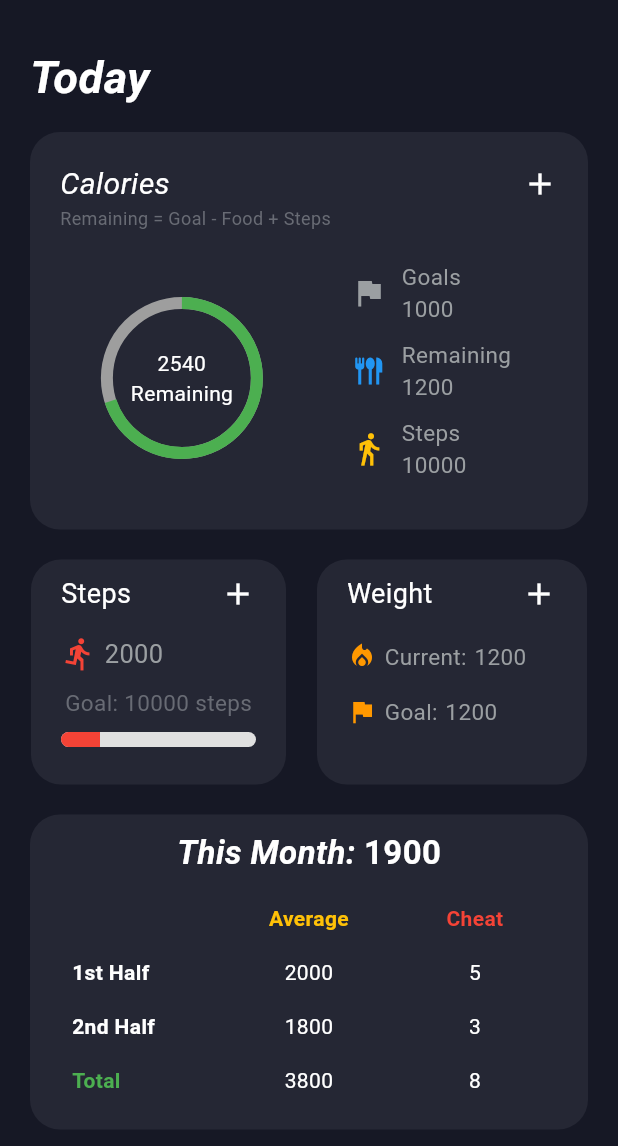
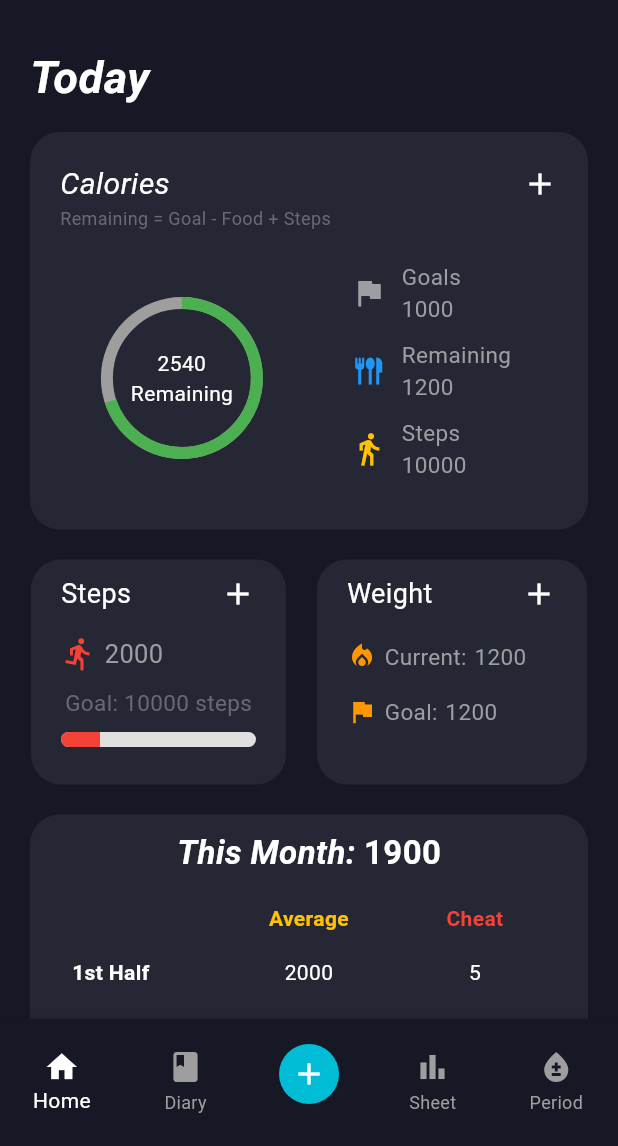
Before and after one commit to armanurrashid/MyFitness_App, a Flutter app: the screen it shows after launch, on a phone screen of 412 x 824 dp, the part 90-1236 px from its top. Run offline on Flutter 3.47's test engine with Material 3 defaults, Android fonts, the phone set to English and light mode, and no system bars; our stand-ins replace fl_chart.

Commit message:
Bottom Tab Nav

```diff
--- a/lib/views/dashboard.dart
+++ b/lib/views/dashboard.dart
@@ -106,6 +106,34 @@ class _DashboardScreenState extends State<DashboardScreen> {
           ),
         ],
       )),
+      bottomNavigationBar: BottomNavigationBar(
+        type: BottomNavigationBarType.fixed,
+        backgroundColor: app_colors.blackBackground,
+        selectedItemColor: Colors.white, // Icon color when selected
+        unselectedItemColor: Colors.grey, // Icon color when not selected
+        selectedLabelStyle: TextStyle(color: Colors.white), // Label color when selected
+        unselectedLabelStyle: TextStyle(color: Colors.white),
+          currentIndex: 0,
+          items: [
+            BottomNavigationBarItem(icon: Icon(Icons.home), label: "Home",),
+            BottomNavigationBarItem(icon: Icon(Icons.book_rounded), label: "Diary"),
+            BottomNavigationBarItem(icon: Container(
+              margin: EdgeInsets.only(top: 10),
+              padding: EdgeInsets.all(8),
+              decoration: BoxDecoration(
+                color: Colors.cyan,
+                shape: BoxShape.circle,
+              ),
+              child: Icon(Icons.add, color: Colors.white,)),label: '',
+            ),
+            BottomNavigationBarItem(icon: Icon(Icons.bar_chart), label: "Sheet"),
+            BottomNavigationBarItem(icon: Icon(Icons.bloodtype), label: "Period"),
+          ],
+      onTap: (int index){
+          if(index==0){
+            // Navigator.of(context).push(route)
+          }
+      },),
     );
   }
 }
```
